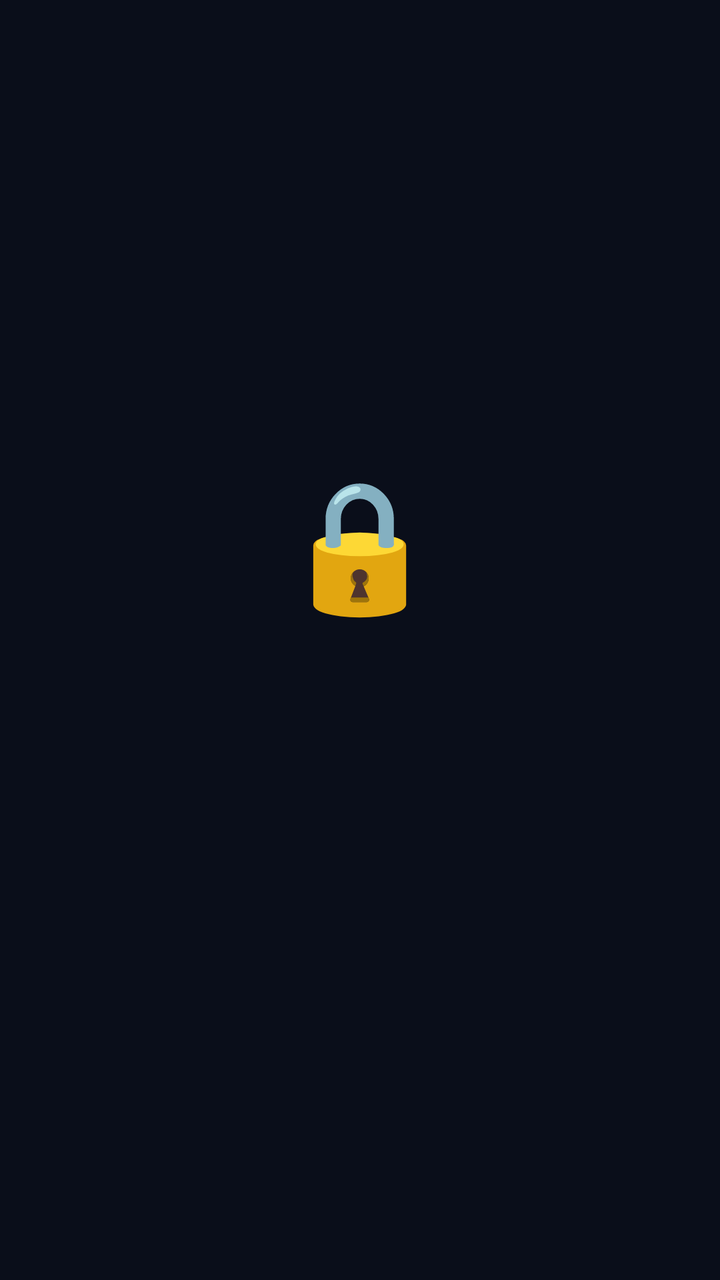
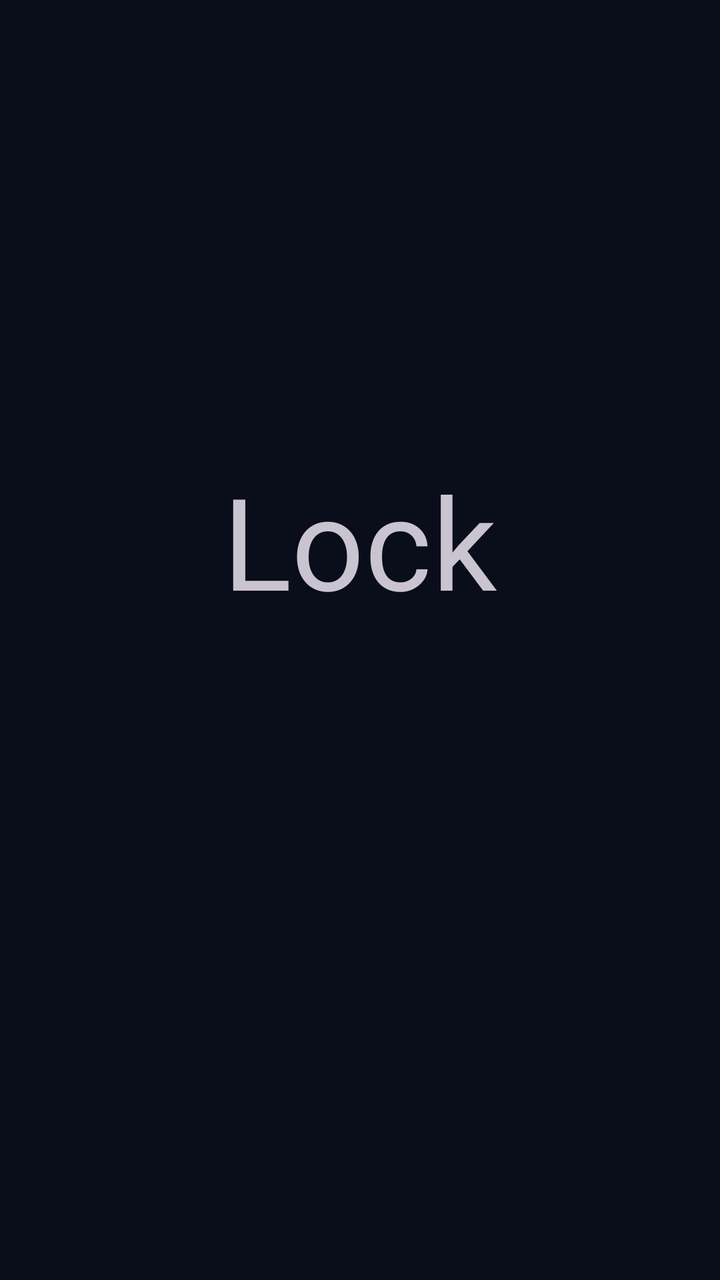

An Android layout rendered at two revisions. The XML below is the earlier revision; the diff shows what the commit changed to produce the second picture.
<!-- AndroidManifest.xml: application theme Theme.HolLy -->
<!-- res/layout/activity_access.xml -->
<?xml version="1.0" encoding="utf-8"?>
<LinearLayout xmlns:android="http://schemas.android.com/apk/res/android"
    android:layout_width="match_parent"
    android:layout_height="match_parent"
    android:orientation="vertical"
    android:gravity="center"
    android:background="@color/bg"
    android:padding="24dp">

    <TextView
        android:layout_width="wrap_content"
        android:layout_height="wrap_content"
        android:text="🔒"
        android:textSize="64sp"/>

    <TextView
        android:id="@+id/tvAccessStatus"
        android:layout_width="wrap_content"
        android:layout_height="wrap_content"
        android:textColor="@color/text"
        android:textSize="20sp"
        android:textStyle="bold"
        android:gravity="center"
        android:layout_marginTop="24dp"/>

    <TextView
        android:id="@+id/tvTimer"
        android:layout_width="wrap_content"
        android:layout_height="wrap_content"
        android:textColor="@color/accent"
        android:textSize="24sp"
        android:textStyle="bold"
        android:layout_marginTop="16dp"/>

    <Button
        android:id="@+id/btnContinueBeta"
        android:layout_width="match_parent"
        android:layout_height="wrap_content"
        android:layout_marginTop="32dp"
        android:text="Продолжить (Бета)"
        android:backgroundTint="@color/accent"
        android:visibility="gone"/>

    <Button
        android:id="@+id/btnBuy"
        android:layout_width="match_parent"
        android:layout_height="wrap_content"
        android:layout_marginTop="32dp"
        android:text="🛒 Купить ключ в Telegram"
        android:backgroundTint="#0088cc"
        android:visibility="gone"/>

    <EditText
        android:id="@+id/etKey"
        android:layout_width="match_parent"
        android:layout_height="wrap_content"
        android:layout_marginTop="24dp"
        android:hint="Введите ключ (HOLY-XXXXXXXX)"
        android:textColor="@color/text"
        android:textColorHint="@color/text_dim"
        android:background="@drawable/card_blue"
        android:padding="16dp"
        android:inputType="textCapCharacters"
        android:visibility="gone"/>

    <Button
        android:id="@+id/btnActivate"
        android:layout_width="match_parent"
        android:layout_height="wrap_content"
        android:layout_marginTop="16dp"
        android:text="Активировать ключ"
        android:backgroundTint="@color/stroke"
        android:visibility="gone"/>
</LinearLayout>
<!-- resources referenced by this layout -->
<resources>
  <color name="accent">#4FC3F7</color>
  <color name="bg">#0A0E1A</color>
  <color name="stroke">#2E6DA4</color>
  <color name="text">#E8ECF4</color>
  <color name="text_dim">#7A8499</color>
  <!-- drawable card_blue (drawable) -->
  <?xml version="1.0" encoding="utf-8"?>
  <shape xmlns:android="http://schemas.android.com/apk/res/android"
      android:shape="rectangle">
      <gradient
          android:startColor="@color/card_top"
          android:endColor="@color/card_bottom"
          android:angle="270"/>
      <corners android:radius="28dp"/>
      <stroke android:width="2dp" android:color="@color/stroke"/>
  </shape>
  <style name="Theme.HolLy" parent="Theme.Material3.Dark.NoActionBar">
          <item name="android:windowBackground">@color/bg</item>
          <item name="android:statusBarColor">@color/bg</item>
          <item name="android:navigationBarColor">@color/bg</item>
      </style>
  <color name="card_top">#1B2440</color>
  <color name="card_bottom">#141A30</color>
</resources>

<!-- the commit's change to res/layout/activity_access.xml (unified diff, before → after) -->
@@ -10,7 +10,7 @@
     <TextView
         android:layout_width="wrap_content"
         android:layout_height="wrap_content"
-        android:text="🔒"
+        android:text="Lock"
         android:textSize="64sp"/>
 
     <TextView
